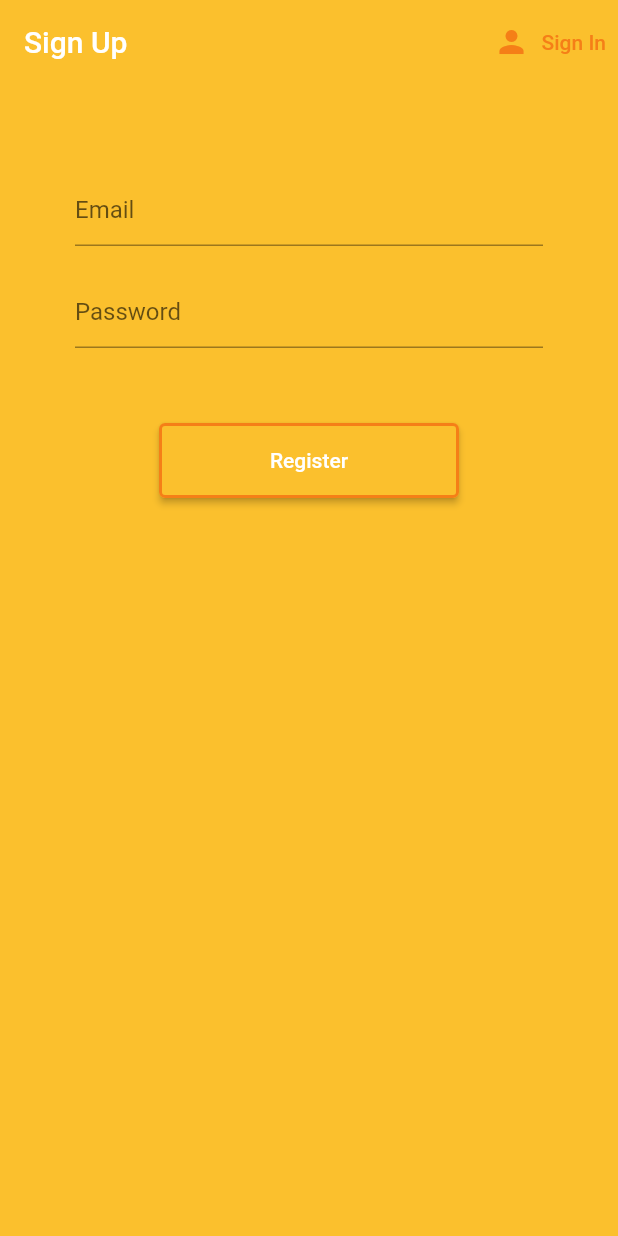
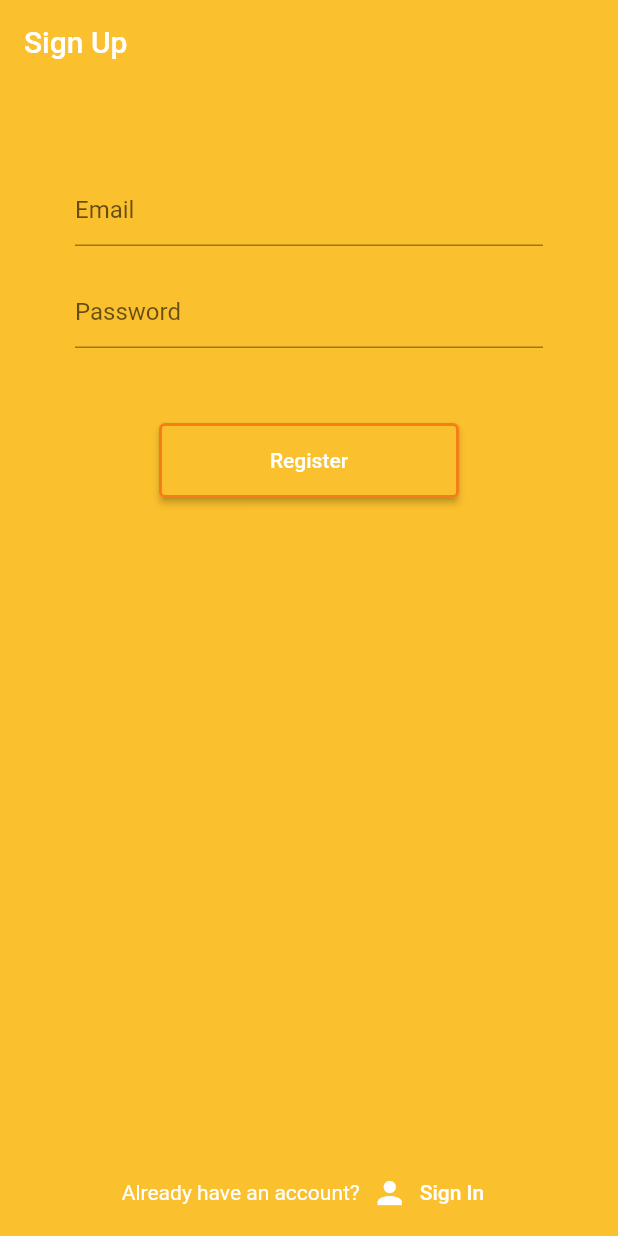
Before and after one commit to AryanKhubchandani/FirebaseLogin, a Flutter app: the screen it shows after launch, after a tap on "Sign In", after a tap on "Register", on a phone screen of 412 x 824 dp. Run offline on Flutter 3.47's test engine with Material 2 defaults, Android fonts, the light colour scheme and no system bars; our stand-ins replace firebase_auth, firebase_core, flutter_signin_button, google_sign_in; accounts and stored records are empty.

Commit message:
change UI buttons

```diff
--- a/lib/screens/authentication/register.dart
+++ b/lib/screens/authentication/register.dart
@@ -24,24 +24,9 @@ class _RegisterState extends State<Register> {
         backgroundColor: Colors.yellow[700],
         elevation: 0.0,
         title: Text('Sign Up'),
-        actions: <Widget>[
-          TextButton.icon(
-            icon: Icon(
-              Icons.person,
-              color: Colors.yellow[900],
-            ),
-            label: Text(
-              "Sign In",
-              style: TextStyle(color: Colors.yellow[900]),
-            ),
-            onPressed: () {
-              widget.toggleView();
-            },
-          ),
-        ],
       ),
       body: Container(
-        padding: EdgeInsets.symmetric(vertical: 20.0, horizontal: 50.0),
+        padding: EdgeInsets.fromLTRB(50, 20, 50, 5),
         child: Form(
           key: _formKey,
           child: Column(
@@ -55,6 +40,7 @@ class _RegisterState extends State<Register> {
                 onChanged: (val) {
                   setState(() => email = val);
                 },
+                style: TextStyle(color: Colors.white),
               ),
               SizedBox(height: 20.0),
               TextFormField(
@@ -68,6 +54,7 @@ class _RegisterState extends State<Register> {
                 onChanged: (val) {
                   setState(() => password = val);
                 },
+                style: TextStyle(color: Colors.white),
               ),
               SizedBox(height: 50.0),
               ConstrainedBox(
@@ -95,7 +82,30 @@ class _RegisterState extends State<Register> {
               Text(
                 error,
                 style: TextStyle(color: Colors.red, fontSize: 20.0),
-              )
+              ),
+              Spacer(),
+              Row(
+                mainAxisAlignment: MainAxisAlignment.center,
+                children: [
+                  Text(
+                    "Already have an account?",
+                    style: TextStyle(color: Colors.white),
+                  ),
+                  TextButton.icon(
+                    icon: Icon(
+                      Icons.person,
+                      color: Colors.white,
+                    ),
+                    label: Text(
+                      "Sign In",
+                      style: TextStyle(color: Colors.white),
+                    ),
+                    onPressed: () {
+                      widget.toggleView();
+                    },
+                  ),
+                ],
+              ),
             ],
           ),
         ),
--- a/lib/screens/authentication/sign_in.dart
+++ b/lib/screens/authentication/sign_in.dart
@@ -28,18 +28,9 @@ class _SignInState extends State<SignIn> {
         backgroundColor: Colors.yellow[700],
         elevation: 0.0,
         title: Text('Sign In'),
-        actions: <Widget>[
-          TextButton.icon(
-            icon: Icon(Icons.person),
-            label: Text("Register"),
-            onPressed: () {
-              widget.toggleView();
-            },
-          ),
-        ],
       ),
       body: Container(
-        padding: EdgeInsets.symmetric(vertical: 20.0, horizontal: 50.0),
+        padding: EdgeInsets.fromLTRB(50, 20, 50, 5),
         child: Form(
           key: _formKey,
           child: Column(
@@ -53,6 +44,7 @@ class _SignInState extends State<SignIn> {
                 onChanged: (val) {
                   setState(() => email = val.trim());
                 },
+                style: TextStyle(color: Colors.white),
               ),
               SizedBox(height: 20.0),
               TextFormField(
@@ -66,6 +58,7 @@ class _SignInState extends State<SignIn> {
                 onChanged: (val) {
                   setState(() => password = val.trim());
                 },
+                style: TextStyle(color: Colors.white),
               ),
               SizedBox(height: 50.0),
               ConstrainedBox(
@@ -103,20 +96,21 @@ class _SignInState extends State<SignIn> {
               ),
               SizedBox(height: 10.0),
               ConstrainedBox(
-                constraints: BoxConstraints.tightFor(width: 220, height: 35),
+                constraints: BoxConstraints.tightFor(width: 220, height: 40),
                 child: ElevatedButton.icon(
                   icon: Icon(
                     Icons.person,
-                    color: Colors.black,
+                    color: Colors.white,
                   ),
                   label: Text("Sign In using Number",
-                      style: TextStyle(color: Colors.black, fontSize: 14)),
+                      style: TextStyle(color: Colors.white, fontSize: 14)),
                   onPressed: () {
                     Navigator.of(context).push(
                         MaterialPageRoute(builder: (context) => SignInNo()));
                   },
                   style: ElevatedButton.styleFrom(
-                    primary: Colors.white,
+                    primary: Colors.yellow[700],
+                    side: BorderSide(color: Colors.yellow[900], width: 2),
                   ),
                 ),
               ),
@@ -124,7 +118,30 @@ class _SignInState extends State<SignIn> {
               Text(
                 error,
                 style: TextStyle(color: Colors.red, fontSize: 20.0),
-              )
+              ),
+              Spacer(),
+              Row(
+                mainAxisAlignment: MainAxisAlignment.center,
+                children: [
+                  Text(
+                    "Don't have an account?",
+                    style: TextStyle(color: Colors.white),
+                  ),
+                  TextButton.icon(
+                    icon: Icon(
+                      Icons.person,
+                      color: Colors.white,
+                    ),
+                    label: Text(
+                      "Register",
+                      style: TextStyle(color: Colors.white),
+                    ),
+                    onPressed: () {
+                      widget.toggleView();
+                    },
+                  ),
+                ],
+              ),
             ],
           ),
         ),
--- a/lib/screens/authentication/sign_in_using_no.dart
+++ b/lib/screens/authentication/sign_in_using_no.dart
@@ -84,7 +84,8 @@ class _SignInNoState extends State<SignInNo> {
       backgroundColor: Colors.yellow[700],
       appBar: AppBar(
         title: Text("Sign In using Number"),
-          backgroundColor: Colors.brown,
+        elevation: 0.0,
+        backgroundColor: Colors.yellow[700],
       ),
       key: _scaffoldKey,
       resizeToAvoidBottomInset: false,
@@ -107,6 +108,7 @@ class _SignInNoState extends State<SignInNo> {
                       }
                       return null;
                     },
+                    style: TextStyle(color: Colors.white),
                   ),
                   Container(
                     padding: const EdgeInsets.symmetric(vertical: 30.0),
@@ -121,8 +123,7 @@ class _SignInNoState extends State<SignInNo> {
                         },
                         style: ElevatedButton.styleFrom(
                           primary: Colors.yellow[700],
-                            side:
-                                BorderSide(color: Colors.yellow[900], width: 2),
+                          side: BorderSide(color: Colors.yellow[900], width: 2),
                         ),
                       ),
                     ),
@@ -131,6 +132,7 @@ class _SignInNoState extends State<SignInNo> {
                     controller: _smsController,
                     decoration:
                         const InputDecoration(labelText: 'Verification code'),
+                    style: TextStyle(color: Colors.white),
                   ),
                   Container(
                     padding: const EdgeInsets.only(top: 50.0),
@@ -145,8 +147,7 @@ class _SignInNoState extends State<SignInNo> {
                         child: Text("Sign in"),
                         style: ElevatedButton.styleFrom(
                           primary: Colors.yellow[700],
-                            side:
-                                BorderSide(color: Colors.yellow[900], width: 2),
+                          side: BorderSide(color: Colors.yellow[900], width: 2),
                         ),
                       ),
                     ),
@@ -154,6 +155,7 @@ class _SignInNoState extends State<SignInNo> {
                 ],
               )),
         ),
-        ));
+      ),
+    );
   }
 }
```
Lines whose indentation alone changed are shown as unchanged.
